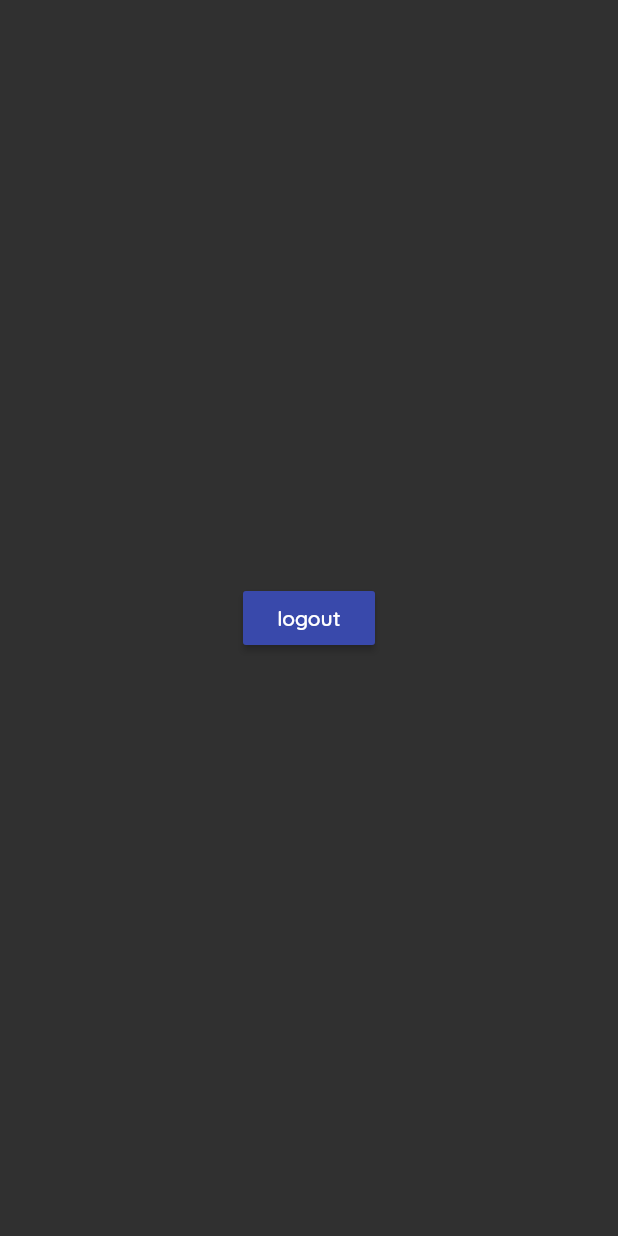
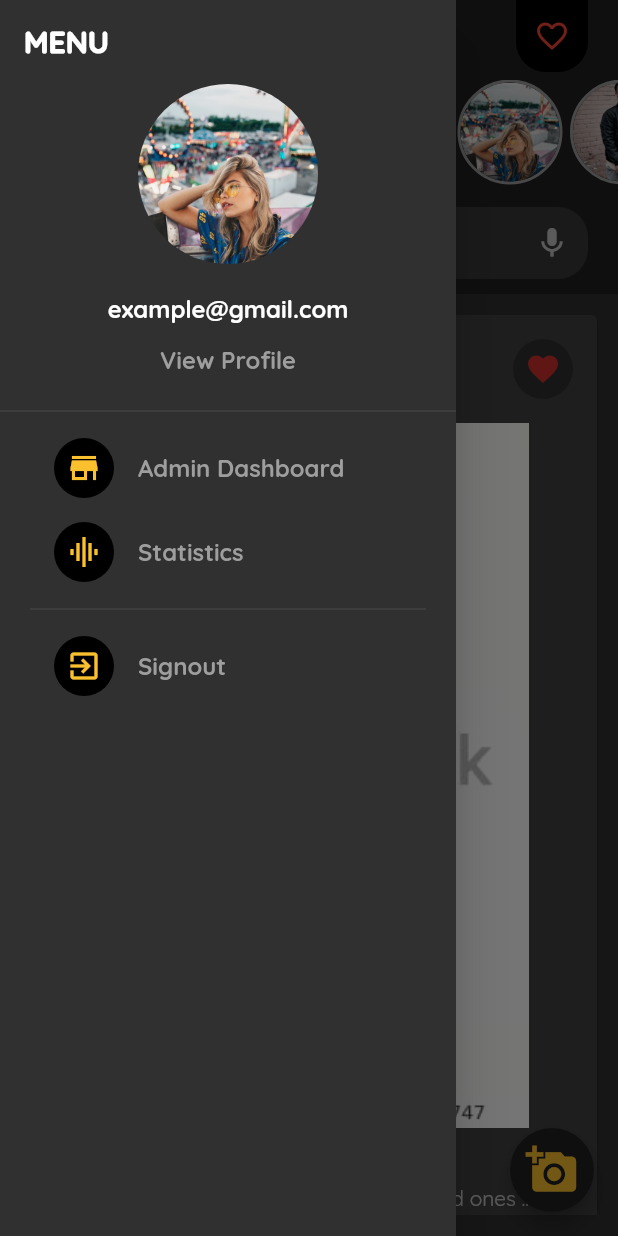
Before and after one commit to chrisoftech/fashion-connect, a Flutter app: the HomePage screen opened directly, with the side drawer open (before the commit the screen has no drawer), on a phone screen of 412 x 824 dp. Run offline on Flutter 3.47's test engine with Material 2 defaults, Android fonts, the phone set to English and light mode, and no system bars; our stand-ins replace bloc, equatable, flutter_bloc; statements that could not run were skipped.

Commit message:
Imported temp images 0 to 9 & loader.gif image Created & designed home_page with mocked posts & categories Created & designed side_drawer, Exported side_drawer in utilities.dart Exported posts in widget.dart Created posts & designed post_card

```diff
--- a/lib/modules/home/home_page.dart
+++ b/lib/modules/home/home_page.dart
@@ -1,18 +1,159 @@
-
-import 'package:fashion_connect/blocs/blocs.dart';
-import 'package:flutter_bloc/flutter_bloc.dart';
+import 'package:fashion_connect/utilities/utilities.dart';
+import 'package:fashion_connect/widgets/widgets.dart';
 import 'package:flutter/material.dart';
 
 class HomePage extends StatelessWidget {
+  Widget _buildFavoriteToggle() {
+    return IconButton(
+      icon: Icon(
+        Icons.favorite_border,
+        color: Colors.red,
+      ),
+      onPressed: () {},
+    );
+  }
+
+  Widget _buildPostCategory({@required BuildContext context}) {
+    return Column(
+      children: <Widget>[
+        Row(
+          mainAxisAlignment: MainAxisAlignment.spaceBetween,
+          children: <Widget>[
+            Container(
+              margin: EdgeInsets.only(left: 20.0),
+              child: Text(
+                'Categories',
+                style: TextStyle(
+                    color: Theme.of(context).primaryColorLight,
+                    fontSize: 20.0,
+                    fontWeight: FontWeight.bold),
+              ),
+            ),
+            Container(
+                margin: EdgeInsets.only(right: 20.0),
+                decoration: BoxDecoration(
+                  color: Theme.of(context).primaryColorDark,
+                  borderRadius: BorderRadius.only(
+                      bottomRight: Radius.circular(20.0),
+                      bottomLeft: Radius.circular(20.0)),
+                ),
+                child: _buildFavoriteToggle()),
+          ],
+        ),
+        SizedBox(height: 5.0),
+        Container(
+          height: 70.0,
+          child: ListView.builder(
+            itemCount: 10,
+            scrollDirection: Axis.horizontal,
+            itemBuilder: (BuildContext context, int index) {
+              return Row(
+                children: <Widget>[
+                  SizedBox(width: 5.0),
+                  Container(
+                    height: 70.0,
+                    width: 70.0,
+                    decoration: BoxDecoration(
+                        borderRadius: BorderRadius.circular(35.0),
+                        border: Border.all(
+                            width: 2.0,
+                            color: Theme.of(context).primaryColorLight)),
+                    child: ClipRRect(
+                      borderRadius: BorderRadius.circular(35.0),
+                      child: FadeInImage(
+                        fit: BoxFit.cover,
+                        image: AssetImage('assets/images/temp$index.jpg'),
+                        placeholder: AssetImage('assets/loader/loader.gif'),
+                      ),
+                    ),
+                  ),
+                ],
+              );
+            },
+          ),
+        ),
+      ],
+    );
+  }
+
+  Widget _buildSearchTextField() {
+    return Container(
+      padding: EdgeInsets.only(left: 20.0, right: 20.0, bottom: 10.0),
+      child: TextFormField(
+        style: TextStyle(fontSize: 20.0, fontWeight: FontWeight.bold),
+        decoration: InputDecoration(
+            contentPadding:
+                EdgeInsets.symmetric(vertical: 10.0, horizontal: 10.0),
+            hintText: 'Search',
+            hintStyle: TextStyle(
+              fontWeight: FontWeight.bold,
+            ),
+            filled: true,
+            prefixIcon: Icon(
+              Icons.search,
+            ),
+            suffixIcon: Icon(
+              Icons.mic,
+            ),
+            border: OutlineInputBorder(
+                borderSide: BorderSide.none,
+                borderRadius: BorderRadius.circular(20.0))),
+      ),
+    );
+  }
+
+  Widget _buildAppBarBottom({@required BuildContext context}) {
+    return PreferredSize(
+      preferredSize: Size.fromHeight(140.0),
+      child: Column(
+        children: <Widget>[
+          _buildPostCategory(context: context),
+          SizedBox(height: 15.0),
+          _buildSearchTextField(),
+        ],
+      ),
+    );
+  }
+
+  Widget _buildAddPostFAB({@required BuildContext context}) {
+    // final shoppingCart = ShoppingCartBottomSheet(context: context);
+
+    return FloatingActionButton(
+      isExtended: true,
+      backgroundColor: Theme.of(context).primaryColor,
+      child: Icon(
+        Icons.add_a_photo,
+        size: 35.0,
+        color: Theme.of(context).accentColor,
+      ),
+      onPressed: () {},
+      // onPressed: shoppingCart.openShoppingCart,
+    );
+  }
+
   @override
   Widget build(BuildContext context) {
-    final AuthBloc _authBloc = BlocProvider.of<AuthBloc>(context);
-
-    return Scaffold(
-      body: Center(
-        child: RaisedButton(
-          child: Text('logout'),
-          onPressed: () => _authBloc.onLoggedOut(),
+    return GestureDetector(
+      onTap: () => FocusScope.of(context).requestFocus(FocusNode()),
+      child: Scaffold(
+        drawer: SideDrawer(),
+        floatingActionButton: _buildAddPostFAB(context: context),
+        body: SafeArea(
+          child: CustomScrollView(
+            slivers: <Widget>[
+              SliverAppBar(
+                centerTitle: false,
+                pinned: true,
+                floating: true,
+                snap: true,
+                automaticallyImplyLeading: true,
+                bottom: _buildAppBarBottom(context: context),
+              ),
+              SliverToBoxAdapter(
+                child: Posts(),
+              )
+            ],
+          ),
         ),
       ),
     );
--- /dev/null
+++ b/lib/utilities/side_drawer.dart
@@ -0,0 +1,113 @@
+
+import 'package:fashion_connect/blocs/blocs.dart';
+import 'package:flutter/material.dart';
+import 'package:flutter_bloc/flutter_bloc.dart';
+
+class SideDrawer extends StatelessWidget {
+  // final AuthBloc authBloc;
+
+  // const SideDrawer({Key key, @required this.authBloc}) : super(key: key);
+
+  @override
+  Widget build(BuildContext context) {
+    final AuthBloc _authBloc = BlocProvider.of<AuthBloc>(context);
+
+    return Drawer(
+      child: Container(
+        // color: Theme.of(context).backgroundColor,
+        child: SingleChildScrollView(
+          child: Column(
+            children: <Widget>[
+              AppBar(
+                elevation: 0.0,
+                backgroundColor: Colors.transparent,
+                automaticallyImplyLeading: false,
+                title: Text(
+                  'MENU',
+                  style: TextStyle(
+                      fontSize: 20.0,
+                      fontWeight: FontWeight.w900),
+                ),
+              ),
+              ClipRRect(
+                  borderRadius: BorderRadius.circular(60.0),
+                  child: Image.asset(
+                    'assets/images/temp4.jpg',
+                    fit: BoxFit.cover,
+                    height: 120.0,
+                    width: 120.0,
+                  )),
+              SizedBox(height: 20.0),
+              Text('example@gmail.com',
+                  style: TextStyle(
+                      // color: _textColor,
+                      fontSize: 16.0,
+                      fontWeight: FontWeight.bold)),
+              FlatButton(
+                child: Text(
+                  'View Profile',
+                  style: TextStyle(
+                      color: Theme.of(context).primaryColorLight,
+                      fontSize: 16.0,
+                      fontWeight: FontWeight.bold),
+                ),
+                onPressed: () {},
+              ),
+              Divider(height: 20.0),
+              Container(
+                padding: EdgeInsets.symmetric(horizontal: 20.0),
+                child: Column(
+                  children: <Widget>[
+                    ListTile(
+                      leading: CircleAvatar(
+                          child: Icon(Icons.store_mall_directory,
+                              color: Theme.of(context).accentColor)),
+                      title: Text(
+                        'Admin Dashboard',
+                        style: TextStyle(
+                            color: Theme.of(context).primaryColorLight,
+                            fontSize: 16.0,
+                            fontWeight: FontWeight.bold),
+                      ),
+                      onTap: () => Navigator.of(context)
+                          .pushReplacementNamed('/admin-products'),
+                    ),
+                    ListTile(
+                      leading: CircleAvatar(
+                          child: Icon(Icons.graphic_eq,
+                              color: Theme.of(context).accentColor)),
+                      title: Text(
+                        'Statistics',
+                        style: TextStyle(
+                            color: Theme.of(context).primaryColorLight,
+                            fontSize: 16.0,
+                            fontWeight: FontWeight.bold),
+                      ),
+                    ),
+                    Divider(height: 20.0),
+                    ListTile(
+                      onTap: () {
+                        Navigator.of(context).pop();
+                        _authBloc.onLoggedOut();
+                      },
+                      leading: CircleAvatar(
+                          child: Icon(Icons.exit_to_app,
+                              color: Theme.of(context).accentColor)),
+                      title: Text(
+                        'Signout',
+                        style: TextStyle(
+                            color: Theme.of(context).primaryColorLight,
+                            fontSize: 16.0,
+                            fontWeight: FontWeight.bold),
+                      ),
+                    ),
+                  ],
+                ),
+              )
+            ],
+          ),
+        ),
+      ),
+    );
+  }
+}
--- a/lib/utilities/utilities.dart
+++ b/lib/utilities/utilities.dart
@@ -1,2 +1,3 @@
 export 'loading_indicator.dart';
+export 'side_drawer.dart';
 export 'splash_screen.dart';
--- /dev/null
+++ b/lib/widgets/home/posts.dart
@@ -0,0 +1,63 @@
+import 'package:flutter/material.dart';
+
+class Posts extends StatelessWidget {
+  @override
+  Widget build(BuildContext context) {
+    final double _screenHeight = MediaQuery.of(context).size.height;
+    final double _postListHeight = _screenHeight - 210.0;
+
+    return Container(
+      height: _postListHeight,
+      child: ListView.builder(
+        itemCount: 10,
+        itemBuilder: (BuildContext context, int index) {
+          final bool isFavorite = index % 2 == 0;
+
+          return Container(
+            padding: EdgeInsets.all(10.0),
+            child: Card(
+              child: Column(
+                children: <Widget>[
+                  ListTile(
+                    leading: CircleAvatar(
+                      backgroundImage:
+                          AssetImage('assets/images/temp$index.jpg'),
+                    ),
+                    title: Text('Cybotech Concepts'),
+                    subtitle: Text('Accra central area'),
+                    trailing: Material(
+                      borderRadius: BorderRadius.circular(20.0),
+                      child: Container(
+                        height: 40.0,
+                        width: 40.0,
+                        decoration: BoxDecoration(
+                            borderRadius: BorderRadius.circular(20.0)),
+                        child: IconButton(
+                          color: Theme.of(context).errorColor,
+                          icon: Icon(isFavorite
+                              ? Icons.favorite
+                              : Icons.favorite_border),
+                          onPressed: () {},
+                        ),
+                      ),
+                    ),
+                  ),
+                  FadeInImage(
+                    fit: BoxFit.cover,
+                    image: AssetImage('assets/images/temp$index.jpg'),
+                    placeholder: AssetImage('assets/loader/loader.gif'),
+                  ),
+                  ListTile(
+                    title: Text('Hanging out on the beach!'),
+                    subtitle: Text(
+                        'Just Chilling out with som friends and loved ones ...'),
+                  )
+                ],
+              ),
+            ),
+          );
+        },
+      ),
+    );
+  }
+}
--- a/lib/widgets/widgets.dart
+++ b/lib/widgets/widgets.dart
@@ -1 +1,2 @@
 export 'auth/auth_form.dart';
+export 'home/posts.dart';
```
Also changed, not shown: pubspec.yaml (+11 -0 lines), assets/images/temp0.jpg (added), assets/images/temp1.jpg (added), assets/images/temp2.jpg (added), assets/images/temp3.jpg (added), assets/images/temp4.jpg (added), assets/images/temp5.jpg (added), assets/images/temp6.jpg (added), assets/images/temp7.jpg (added), assets/images/temp8.jpg (added), assets/images/temp9.jpg (added), assets/loader/loader.gif (added).
